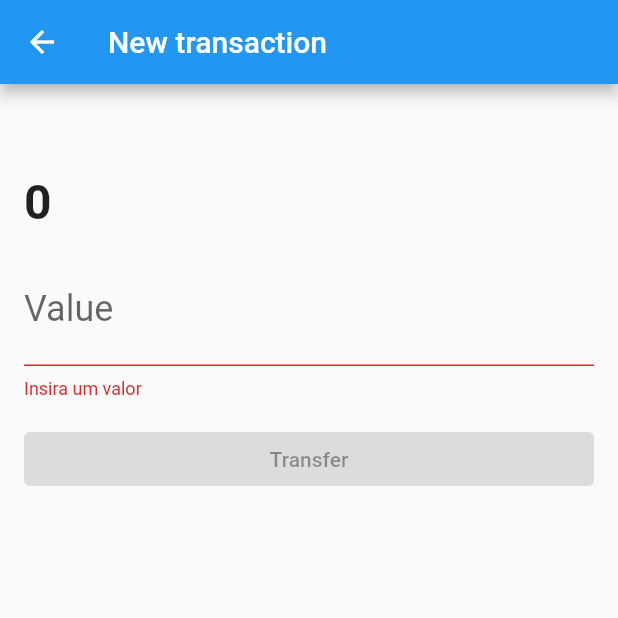
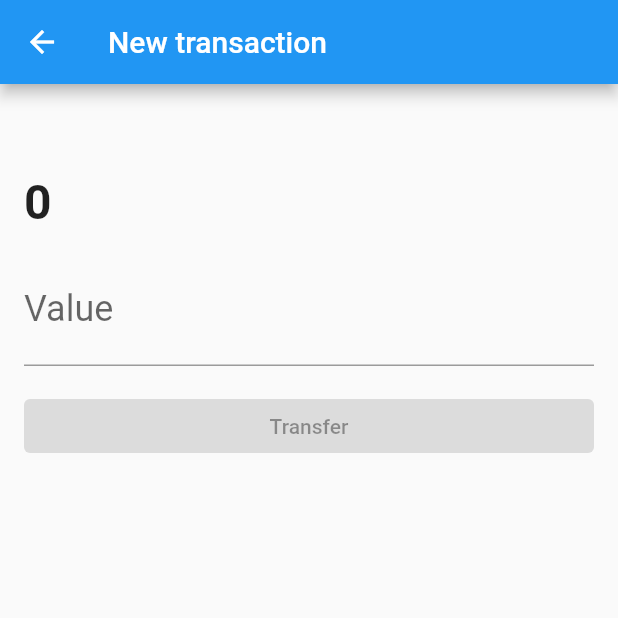
Before and after one commit to Jade-Oliveira/flutter_bloc_alura, a Flutter app: the _BasicForm screen opened directly with empty values, on a phone screen of 412 x 824 dp, the top half of it. Run offline on Flutter 3.47's test engine with Material 2 defaults, Android fonts, the phone set to English and light mode, and no system bars; our stand-ins replace flutter_bloc, sqflite; missing offline and left inert: http_interceptor; accounts and stored records are empty.

```diff
--- a/bytebankapi/lib/main.dart
+++ b/bytebankapi/lib/main.dart
@@ -11,8 +11,6 @@ void main() {
 class LogObserver extends BlocObserver {
   @override
   //recebe um cubit e a mudança ele delega para o super
-  //não parece estar conseguindo acessar o currentState, só o nextState estado
-  //o problema parece ser na função change
   void onChange(BlocBase bloc, Change change) {
     print('${bloc.runtimeType} > $change');
     super.onChange(bloc, change);
--- a/bytebankapi/lib/screens/dashboard.dart
+++ b/bytebankapi/lib/screens/dashboard.dart
@@ -86,7 +86,6 @@ class DashboardView extends StatelessWidget {
   void _showChangeName(BuildContext blocContext) {
     Navigator.of(blocContext).push(
       MaterialPageRoute(
-        //aqui rolou um problema de que o context principal da aplicação não tá sendo passado para frente quando cria o MaterialPageRoute
         //extrai o NameCubit para eu conseguir utilizar nessa rota
         builder: (context) => BlocProvider.value(
           value: BlocProvider.of<NameCubit>(blocContext),
--- a/bytebankapi/lib/screens/transaction_form.dart
+++ b/bytebankapi/lib/screens/transaction_form.dart
@@ -146,18 +146,17 @@ class _BasicForm extends StatelessWidget {
               ),
               Padding(
                 padding: const EdgeInsets.only(top: 16.0),
-                child: TextField(
+                child: TextFormField(
+                  autovalidateMode: AutovalidateMode.onUserInteraction,
                   //dando problema porque esse setState servia para atualizar o estado quando o valor é preenchido
                   //não tá reconhecendo o valor como preenchido e dando erro na condição de habilitar botão
-                  // onChanged: (_) => setState(() {}),
-                  //uso um listener??
+                  validator: (_) =>
+                      _valueController.text == '' ? 'Insira um valor' : null,
                   controller: _valueController,
                   style: TextStyle(fontSize: 24.0),
                   decoration: InputDecoration(
-                      labelText: 'Value',
-                      errorText: _valueController.text == ''
-                          ? 'Insira um valor'
-                          : null),
+                    labelText: 'Value',
+                  ),
                   keyboardType: TextInputType.numberWithOptions(decimal: true),
                 ),
               ),
@@ -167,9 +166,10 @@ class _BasicForm extends StatelessWidget {
                   width: double.maxFinite,
                   child: ElevatedButton(
                     child: Text('Transfer'),
+                    //a ideia é usar o validateValue aqui
                     onPressed: _valueController.text != ''
                         ? () {
-                            //pega o valor do textField por meio do _valueController e o contato pelo stateful widget
+                            //pega o valor do textField por meio do _valueController
                             final double value =
                                 double.parse(_valueController.text);
                             final transactionCreated = Transaction(
```
Also changed, not shown: bytebankapi/lib/models/value.dart (added, +18 -0 lines).
